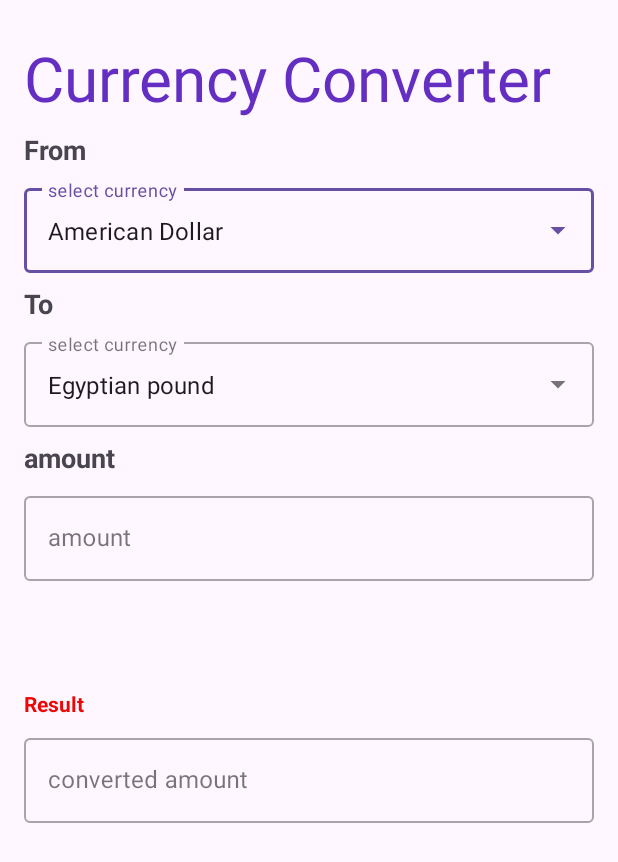
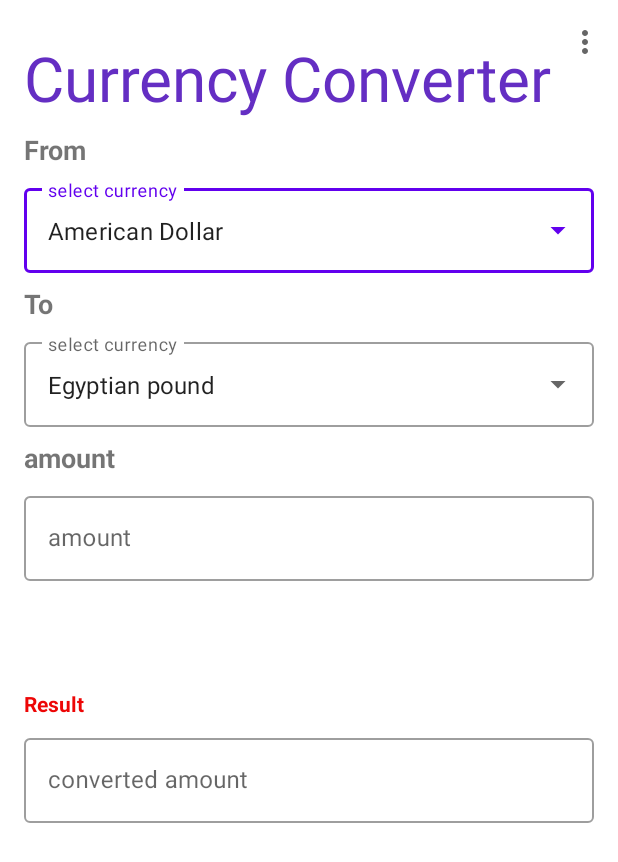
Before and after one commit to mohamedahmedx2/CurrencyConverterApp, an Android app: the screen it shows after launch (MainActivity), on a phone screen of 412 x 824 dp. Shown: the top 862 px of the screen. Run offline under Robolectric (Android 15) with nearby library versions, the light colour scheme and no system bars.

Commit message:
first commit

```diff
--- a/app/src/main/java/com/example/currencyconverterapp/MainActivity.kt
+++ b/app/src/main/java/com/example/currencyconverterapp/MainActivity.kt
@@ -1,16 +1,19 @@
 package com.example.currencyconverterapp
 
 import android.annotation.SuppressLint
+import android.content.Intent
 import android.os.Bundle
+import android.view.Menu
+import android.view.MenuItem
 import android.widget.ArrayAdapter
 import android.widget.AutoCompleteTextView
 import android.widget.Button
 import android.widget.Toast
+import android.widget.Toolbar
 import androidx.activity.enableEdgeToEdge
 import androidx.appcompat.app.AppCompatActivity
 import androidx.core.widget.addTextChangedListener
 import com.google.android.material.textfield.TextInputEditText
-import java.nio.channels.FileChannel.MapMode
 
 class MainActivity : AppCompatActivity() {
     private val TAG = "MainActivity"
@@ -31,6 +34,7 @@ class MainActivity : AppCompatActivity() {
     private lateinit var convertBtn: Button
     private lateinit var amountEt: TextInputEditText
     private lateinit var resultTv: TextInputEditText
+    private lateinit var toolBar: Toolbar
 
     @SuppressLint("MissingInflatedId")
     override fun onCreate(savedInstanceState: Bundle?) {
@@ -40,14 +44,28 @@ class MainActivity : AppCompatActivity() {
         //  var convertBtn1 = findViewById<Button>(R.id.convert_button)
         initializeViews()
         popDropDownMenu()
+        toolBar.inflateMenu(R.menu.options_menu)
+        toolBar.setOnMenuItemClickListener {
 
-     amountEt.addTextChangedListener {
-       calculateResult()
-     }
-        fromDropDownMenu.setOnItemClickListener{ adapterView, view, i, l ->
+            var message = "${amountEt.text.toString()} ${fromDropDownMenu.text}" + " is equal to " +
+                    "${resultTv.text.toString()} ${toDropDownMenu.text}"
+            var shareIntent = Intent(Intent.ACTION_SEND)
+            shareIntent.setType("text/plain")
+            shareIntent.putExtra(Intent.EXTRA_TEXT, message)
+
+            startActivity(shareIntent)
+            true
+
+        }
+
+
+        amountEt.addTextChangedListener {
             calculateResult()
         }
-        toDropDownMenu.setOnItemClickListener{ adapterView, view, i, l ->
+        fromDropDownMenu.setOnItemClickListener { adapterView, view, i, l ->
+            calculateResult()
+        }
+        toDropDownMenu.setOnItemClickListener { adapterView, view, i, l ->
             calculateResult()
         }
 
@@ -88,6 +106,28 @@ class MainActivity : AppCompatActivity() {
 
     }
 
+//    override fun onCreateOptionsMenu(menu: Menu?): Boolean {
+//        menuInflater.inflate(R.menu.options_menu, menu)
+//        return true
+//    }
+//
+//    override fun onOptionsItemSelected(item: MenuItem): Boolean {
+//        when (item.itemId) {
+//            R.id.share_menu -> {
+//                Toast.makeText(this, "share", Toast.LENGTH_SHORT).show()
+//            }
+//
+//            R.id.settings_menu -> {
+//                Toast.makeText(this, "settings", Toast.LENGTH_SHORT).show()
+//            }
+//
+//            R.id.contact_menu -> {
+//                Toast.makeText(this, "help", Toast.LENGTH_SHORT).show()
+//            }
+//        }
+//        return true
+//    }
+
     private fun calculateResult() {
         if (amountEt.text.toString().isNotEmpty()) {
             var amount = amountEt.text.toString().toDouble()
@@ -117,6 +157,7 @@ class MainActivity : AppCompatActivity() {
         resultTv = findViewById(R.id.result_et)
         toDropDownMenu = findViewById(R.id.autoComplete_tv2)
         fromDropDownMenu = findViewById(R.id.autoComplete_tv)
+        toolBar = findViewById(R.id.toolbar)
     }
 
 
--- a/app/src/main/res/drawable/baseline_contact_phone_24.xml
+++ b/app/src/main/res/drawable/baseline_contact_phone_24.xml
@@ -0,0 +1,5 @@
+<vector xmlns:android="http://schemas.android.com/apk/res/android" android:height="24dp" android:tint="#000000" android:viewportHeight="24" android:viewportWidth="24" android:width="24dp">
+
+    <path android:fillColor="@android:color/white" android:pathData="M22,3L2,3C0.9,3 0,3.9 0,5v14c0,1.1 0.9,2 2,2h20c1.1,0 1.99,-0.9 1.99,-2L24,5c0,-1.1 -0.9,-2 -2,-2zM8,6c1.66,0 3,1.34 3,3s-1.34,3 -3,3 -3,-1.34 -3,-3 1.34,-3 3,-3zM14,18L2,18v-1c0,-2 4,-3.1 6,-3.1s6,1.1 6,3.1v1zM17.85,14h1.64L21,16l-1.99,1.99c-1.31,-0.98 -2.28,-2.38 -2.73,-3.99 -0.18,-0.64 -0.28,-1.31 -0.28,-2s0.1,-1.36 0.28,-2c0.45,-1.62 1.42,-3.01 2.73,-3.99L21,8l-1.51,2h-1.64c-0.22,0.63 -0.35,1.3 -0.35,2s0.13,1.37 0.35,2z"/>
+
+</vector>
--- a/app/src/main/res/layout/activity_main.xml
+++ b/app/src/main/res/layout/activity_main.xml
@@ -7,7 +7,18 @@
     android:layout_width="match_parent"
     android:layout_height="match_parent"
     tools:context=".MainActivity">
+<Toolbar
+    android:id="@+id/toolbar"
+    android:layout_width="match_parent"
+    android:layout_height="56dp"
+    tools:ignore="MissingConstraints"
+    app:layout_constraintStart_toStartOf="parent"
+    app:layout_constraintEnd_toEndOf="parent"
+    app:layout_constraintTop_toTopOf="parent"
+    android:background="@android:color/transparent"
+    >
 
+</Toolbar>
     <TextView
         android:id="@+id/textView"
         android:layout_width="0dp"
--- a/app/src/main/res/menu/options_menu.xml
+++ b/app/src/main/res/menu/options_menu.xml
@@ -0,0 +1,16 @@
+<?xml version="1.0" encoding="utf-8"?>
+<menu xmlns:android="http://schemas.android.com/apk/res/android"
+    xmlns:app="http://schemas.android.com/apk/res-auto">
+
+    <item
+        android:id="@+id/share_menu"
+        android:title="share"
+        android:icon="@drawable/icon_share"
+        app:showAsAction="never"
+        >
+
+    </item>
+
+
+
+</menu>
--- a/app/src/main/res/values/themes.xml
+++ b/app/src/main/res/values/themes.xml
@@ -1,6 +1,6 @@
 <resources xmlns:tools="http://schemas.android.com/tools">
     <!-- Base application theme. -->
-    <style name="Base.Theme.CurrencyConverterApp" parent="Theme.Material3.DayNight.NoActionBar">
+    <style name="Base.Theme.CurrencyConverterApp" parent="Theme.MaterialComponents.DayNight.NoActionBar">
         <!-- Customize your light theme here. -->
         <!-- <item name="colorPrimary">@color/my_light_primary</item> -->
     </style>
```
Also changed, not shown: app/src/main/res/values/colors.xml (+8 -0 lines), app/src/main/res/drawable/icon_share.png.
